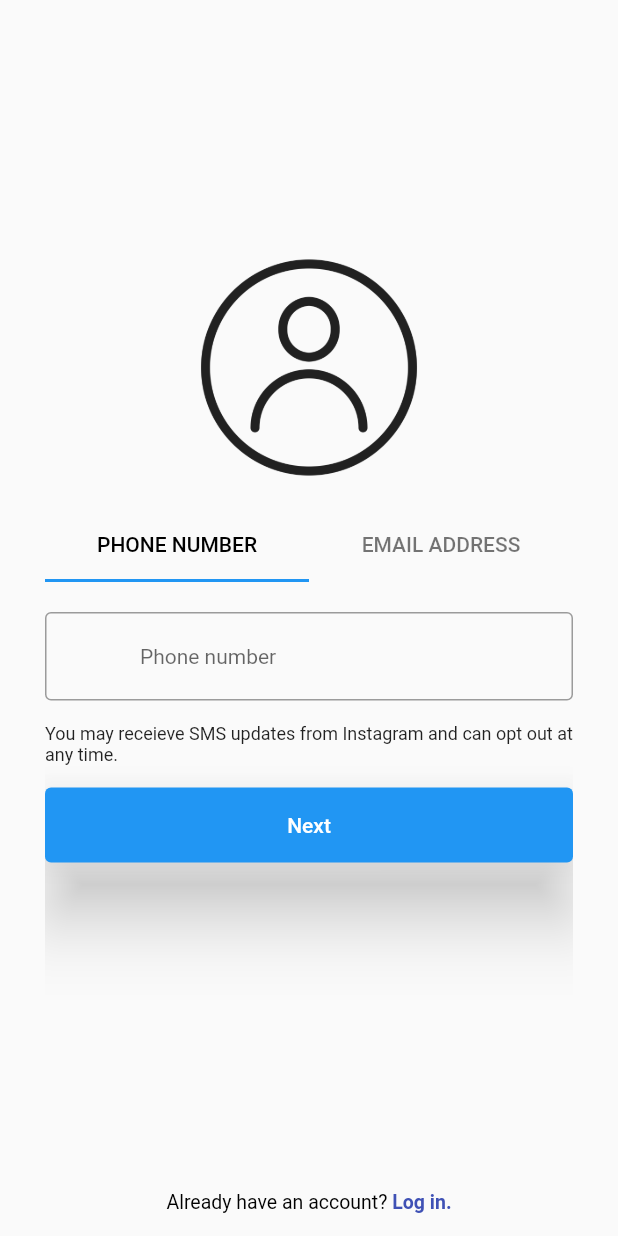
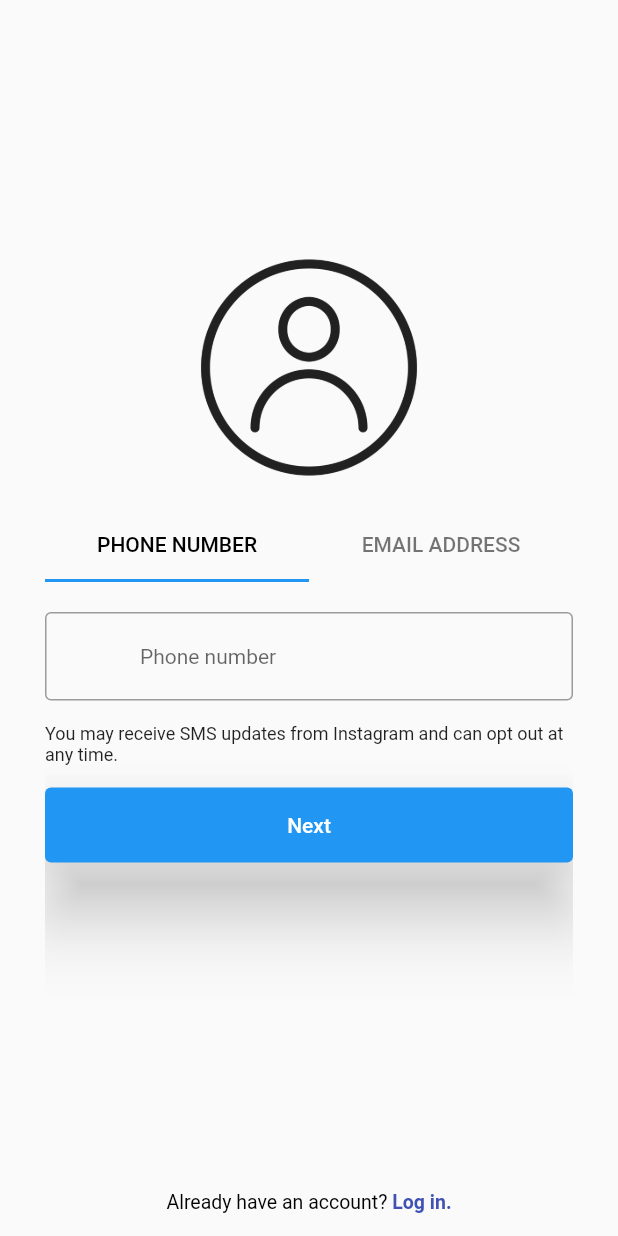
Before and after one commit to hudaif99/instagram_clone, a Flutter app: the screen it shows after launch, after a tap on "Sign Up with Email Address or Phone Numb", on a phone screen of 412 x 824 dp. Run offline on Flutter 3.47's test engine with Material 2 defaults, Android fonts, the phone set to English and light mode, and no system bars; our stand-ins replace font_awesome_flutter.

```diff
--- a/lib/firstPage.dart
+++ b/lib/firstPage.dart
@@ -1,3 +1,4 @@
+
 import 'package:flutter/material.dart';
 import 'package:instagram_clone/login.dart';
 import 'package:instagram_clone/signup.dart';
@@ -9,29 +10,29 @@ class FirstPage extends StatelessWidget {
   Widget build(BuildContext context) {
     return SafeArea(
       child: Scaffold(
-        backgroundColor: Color(0xFFf5f5f5),
+        backgroundColor: const Color(0xFFf5f5f5),
         body: Container(
           height: MediaQuery.of(context).size.height,
           width: MediaQuery.of(context).size.width,
           child: Expanded(
             child: Container(
-              padding: EdgeInsets.only(left: 30,right: 30),
+              padding: const EdgeInsets.only(left: 30,right: 30),
               child: Column(
                 crossAxisAlignment: CrossAxisAlignment.center,
                 // mainAxisAlignment: MainAxisAlignment.center,
                 children: [
                   Container(
-                    padding: EdgeInsets.only(top: 10),
+                    padding: const EdgeInsets.only(top: 10),
                     child: Row(
                       mainAxisAlignment: MainAxisAlignment.center,
-                      children: [
+                      children: const [
                         Text("English (United Kingdom)",style: TextStyle(color: Colors.black45,fontSize: 13),),
                         Icon(Icons.keyboard_arrow_down,color: Colors.black45,size: 20,)
                       ],
                     ),
                   ),
                   Container(
-                    padding: EdgeInsets.only(top: 220,bottom: 100),
+                    padding: const EdgeInsets.only(top: 220,bottom: 100),
                     child: Image.asset("assets/images/instagram_logo.png",width: 200,height: 100,),
                   ),
 
@@ -39,7 +40,7 @@ class FirstPage extends StatelessWidget {
                     onPressed: () {},
                     child: Row(
                       mainAxisAlignment: MainAxisAlignment.center,
-                      children: [
+                      children: const [
                         Icon(Icons.facebook_sharp,size: 20,),
                         SizedBox(width: 5,),
                         Text("Log in With Facebook",style: TextStyle(fontSize: 13),),
@@ -52,23 +53,23 @@ class FirstPage extends StatelessWidget {
                         minimumSize: const Size(double.infinity, 40),
                         elevation: 20),
                   ),
-                  SizedBox(height: 50,),
+                  const SizedBox(height: 50,),
                   Row(children: <Widget>[
                     Expanded(
-                      child: new Container(
+                      child: Container(
                           margin: const EdgeInsets.only( right: 10.0),
-                          child: Divider(
+                          child: const Divider(
                             color: Colors.black45,
                             height: 50,
                           )),
                     ),
 
-                    Text("OR",style: TextStyle(color: Colors.black45),),
+                    const Text("OR",style: TextStyle(color: Colors.black45),),
 
                     Expanded(
-                      child: new Container(
+                      child: Container(
                           margin: const EdgeInsets.only(left: 10.0),
-                          child: Divider(
+                          child: const Divider(
                             color: Colors.black45,
                             height: 50,
                           )),
@@ -76,11 +77,9 @@ class FirstPage extends StatelessWidget {
                   ]),
                   GestureDetector(
                     onTap: (){
-                      Navigator.of(context).push(MaterialPageRoute(builder: (ctx)=>SignupPage()));
+                      Navigator.of(context).push(MaterialPageRoute(builder: (ctx)=>const SignupPage()));
                     },
-                    child: Container(
-                        // padding: EdgeInsets.only(top: 100),
-                        child: Text("Sign Up with Email Address or Phone Number",style: TextStyle(color: Colors.blue,fontSize: 13),)),
+                    child: const Text("Sign Up with Email Address or Phone Number",style: TextStyle(color: Colors.blue,fontSize: 13),),
                   ),
                   // Expanded(
                   //   child: Divider(
@@ -99,15 +98,15 @@ class FirstPage extends StatelessWidget {
           children: [
             GestureDetector(
               onTap: (){
-                Navigator.of(context).push(MaterialPageRoute(builder: (ctx)=>LoginPage()));
+                Navigator.of(context).push(MaterialPageRoute(builder: (ctx)=>const LoginPage()));
               },
               child: Container(
-                padding: EdgeInsets.all(15),
+                padding: const EdgeInsets.all(15),
                 child: RichText(
-                  text: TextSpan(
+                  text: const TextSpan(
                     text: 'Already have an account? ',
                     style: TextStyle(fontSize: 13,color: Colors.black),
-                    children: const <TextSpan>[
+                    children: <TextSpan>[
                       TextSpan(text: 'Log in.', style: TextStyle(fontWeight: FontWeight.bold,color: Colors.indigo,fontSize: 13)),
 
                     ],
--- a/lib/main.dart
+++ b/lib/main.dart
@@ -30,7 +30,7 @@ class MyApp extends StatelessWidget {
         // is not restarted.
         primarySwatch: Colors.blue,
       ),
-      home: SplashScreen()
+      home: FirstPage()
     );
   }
 }
--- a/lib/signup.dart
+++ b/lib/signup.dart
@@ -24,21 +24,21 @@ class _SignupPageState extends State<SignupPage>
     return SafeArea(
       child: Scaffold(
         body: Container(
-          padding: EdgeInsets.only(left: 30,right: 30),
+          padding: const EdgeInsets.only(left: 30,right: 30),
           height: MediaQuery.of(context).size.height,
           width: MediaQuery.of(context).size.width,
           child: Column(
             children: [
               Container(
-                margin: EdgeInsets.only(top: 170,bottom: 20),
+                margin: const EdgeInsets.only(top: 170,bottom: 20),
                 width: 150,
                 height: 150,
-                child: ImageIcon(AssetImage("assets/images/profile.png")),
+                child: const ImageIcon(AssetImage("assets/images/profile.png")),
               ),
               TabBar(
                 unselectedLabelColor: Colors.black54,
                 labelColor: Colors.black,
-                tabs: [
+                tabs: const [
                   Tab(
                     text: "PHONE NUMBER",
                   ),
@@ -51,7 +51,7 @@ class _SignupPageState extends State<SignupPage>
               ),
               Expanded(
                 child: TabBarView(
-                  children: [PhoneNumber(), EmailAddress()],
+                  children: const [PhoneNumber(), EmailAddress()],
                   controller: _tabController,
                 ),
               ),
@@ -63,15 +63,15 @@ class _SignupPageState extends State<SignupPage>
           children: [
             GestureDetector(
               onTap: (){
-                Navigator.push(context, MaterialPageRoute(builder: (ctx)=>LoginPage()));
+                Navigator.push(context, MaterialPageRoute(builder: (ctx)=>const LoginPage()));
               },
               child: Container(
-                padding: EdgeInsets.all(15),
+                padding: const EdgeInsets.all(15),
                 child: RichText(
-                  text: TextSpan(
+                  text: const TextSpan(
                     text: 'Already have an account? ',
                     style: TextStyle(fontSize: 13,color: Colors.black),
-                    children: const <TextSpan>[
+                    children: <TextSpan>[
                       TextSpan(text: 'Log in.', style: TextStyle(fontWeight: FontWeight.bold,color: Colors.indigo,fontSize: 13)),
 
                     ],
@@ -94,48 +94,45 @@ class PhoneNumber extends StatefulWidget {
 }
 
 class _PhoneNumberState extends State<PhoneNumber> {
-  final phoneNumberController = TextEditingController();
+  // final phoneNumberController = TextEditingController();
+  final formKey = GlobalKey<FormState>();
   @override
   Widget build(BuildContext context) {
     return Container(
-      padding: EdgeInsets.only(top: 20),
+      padding: const EdgeInsets.only(top: 20),
       height: MediaQuery.of(context).size.height/2,
       width: MediaQuery.of(context).size.width,
+      child: Form(
+        key: formKey,
         child: Column(
           // key: _formKey,
           children: [
             TextFormField(
               keyboardType: TextInputType.phone,
-            decoration: InputDecoration(
+              decoration: const InputDecoration(
                   border: OutlineInputBorder(),
                   hintText: "Phone number",
                   hintStyle: TextStyle(fontSize: 14),
                 prefix: Text("IN +91 | "),prefixStyle: TextStyle(color: Colors.black)
                   ),
-            // validator: (value){
-            //   if(value?.length != 10  ){
-            //     return "Invalid parametars";
-            //   }
-            //   // else if(value == String ){
-            //   //   return "please enter mobile number";
-            //   // }
-            //   else{
-            //     return null;
-            //   }
-            // },
+              validator: (value){
+                if(value!.isEmpty || !RegExp(r'^[0-9]+$').hasMatch(value)){
+                  return "Invalid parameters";
+                }
+              },
             ),
-          SizedBox(height: 15,),
-          Text("You may receieve SMS updates from Instagram and can opt out at any time.",style: TextStyle(fontSize: 12),),
-          SizedBox(height: 15,),
+            const SizedBox(height: 15,),
+            const Text("You may receive SMS updates from Instagram and can opt out at any time.",style: TextStyle(fontSize: 12),),
+            const SizedBox(height: 15,),
             TextButton(
               onPressed: () {
-              // if(!_formKey.currentState!.validate()){
-              //   return;
-              // }
-              Navigator.push(context, MaterialPageRoute(builder: (ctx)=>HomePage()));
+                if(formKey.currentState!.validate()){
+                  Navigator.push(context, MaterialPageRoute(builder: (ctx)=>const HomePage()));
+                }
+
                 // checkPhone();
               },
-            child: Text("Next"),
+              child: const Text("Next"),
               style: TextButton.styleFrom(
                   primary: Colors.white,
                   backgroundColor: Colors.blue,
@@ -144,16 +141,8 @@ class _PhoneNumberState extends State<PhoneNumber> {
             ),
           ],
         ),
+      ),
     );
-  }
- void checkPhone(){
-    final phoneNum = phoneNumberController.text;
-    if(phoneNum.length == 10){
-      Navigator.push(context, MaterialPageRoute(builder: (ctx)=>HomePage()));
-    }
-    else{
-
-    }
   }
 }
 
@@ -165,29 +154,40 @@ class EmailAddress extends StatefulWidget {
 }
 
 class _EmailAddressState extends State<EmailAddress> {
+  final formKey = GlobalKey<FormState>();
   @override
   Widget build(BuildContext context) {
     return Container(
-      padding: EdgeInsets.only(top: 20),
+      padding: const EdgeInsets.only(top: 20),
       height: MediaQuery.of(context).size.height/2,
       width: MediaQuery.of(context).size.width,
+      child: Form(
+        key: formKey,
         child: Column(
           children: [
-          TextField(
+            TextFormField(
               keyboardType: TextInputType.emailAddress,
-            decoration: InputDecoration(
+              decoration: const InputDecoration(
                   border: OutlineInputBorder(),
                   hintText: "Email address",
                   hintStyle: TextStyle(fontSize: 14),
               ),
+              validator: (value){
+                if(value!.isEmpty || !RegExp(r'^[\w-\.]+@([\w-]+\.)+[\w]+$').hasMatch(value)){
+                  return "Invalid parameters";
+                }
+              },
             ),
 
-          SizedBox(height: 15,),
+            const SizedBox(height: 15,),
             TextButton(
               onPressed: () {
-              Navigator.push(context, MaterialPageRoute(builder: (ctx)=>HomePage()));
+                if(formKey.currentState!.validate()){
+                  Navigator.push(context, MaterialPageRoute(builder: (ctx)=>const HomePage()));
+                }
+
               },
-            child: Text("Next"),
+              child: const Text("Next"),
               style: TextButton.styleFrom(
                   primary: Colors.white,
                   backgroundColor: Colors.blue,
@@ -196,6 +196,7 @@ class _EmailAddressState extends State<EmailAddress> {
             ),
           ],
         ),
+      ),
     );
   }
 }
--- a/lib/splashScreen.dart
+++ b/lib/splashScreen.dart
@@ -17,7 +17,7 @@ class _SplashScreenState extends State<SplashScreen> {
     _navigatetofirstpage();
   }
   _navigatetofirstpage()async{
-    await Future.delayed(const Duration(milliseconds: 900),(){});
+    await Future.delayed(const Duration(milliseconds: 600),(){});
     Navigator.pushReplacement(context, MaterialPageRoute(builder: (context)=>const FirstPage()));
   }
   @override
```
Also changed, not shown: lib/login.dart (+25 -4 lines), 1 other file. Lines whose indentation alone changed are shown as unchanged.
